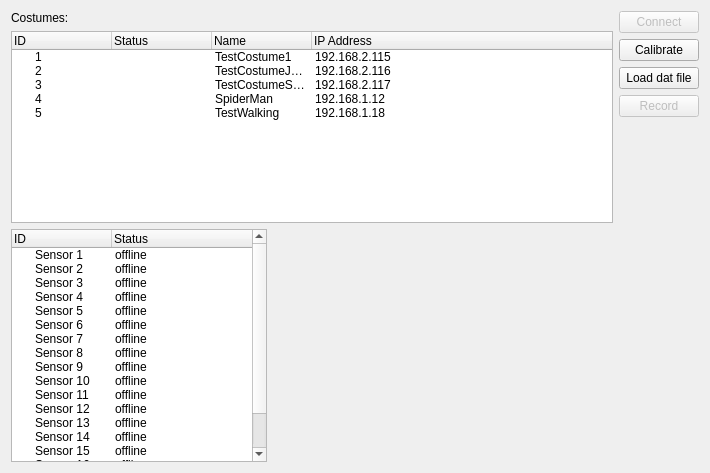
mk4me/hm-mde-one, file trunk/src/edr/src/plugins/imuCostume/ui/IMUCostumeListWidget.ui: the form before one commit.
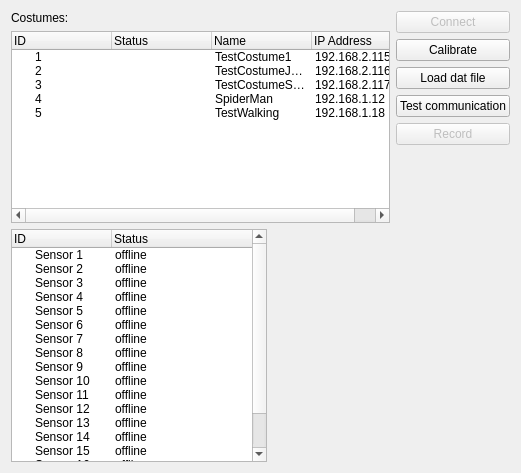
The form after the commit. Icons and pictures are not drawn.

What changed in the file:
```diff
--- a/trunk/src/edr/src/plugins/imuCostume/ui/IMUCostumeListWidget.ui
+++ b/trunk/src/edr/src/plugins/imuCostume/ui/IMUCostumeListWidget.ui
@@ -6,7 +6,7 @@
    <rect>
     <x>0</x>
     <y>0</y>
-    <width>710</width>
+    <width>521</width>
     <height>473</height>
    </rect>
   </property>
@@ -444,6 +444,13 @@
        </property>
       </widget>
      </item>
+     <item>
+      <widget class="QPushButton" name="testCommunicationPushButton">
+       <property name="text">
+        <string>Test communication</string>
+       </property>
+      </widget>
+     </item>
      <item>
       <widget class="QPushButton" name="RecordButton">
        <property name="enabled">
```
Left out of the diff: 17 changed lines with no effect on the pictures.
